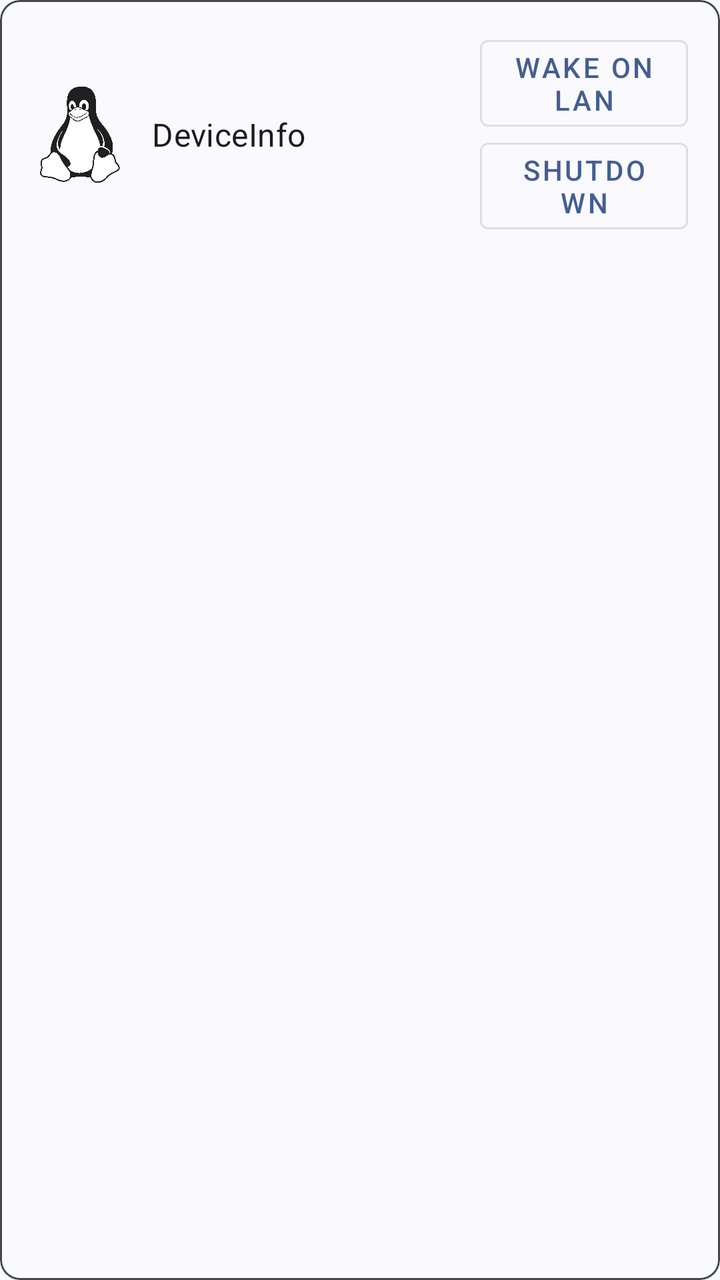
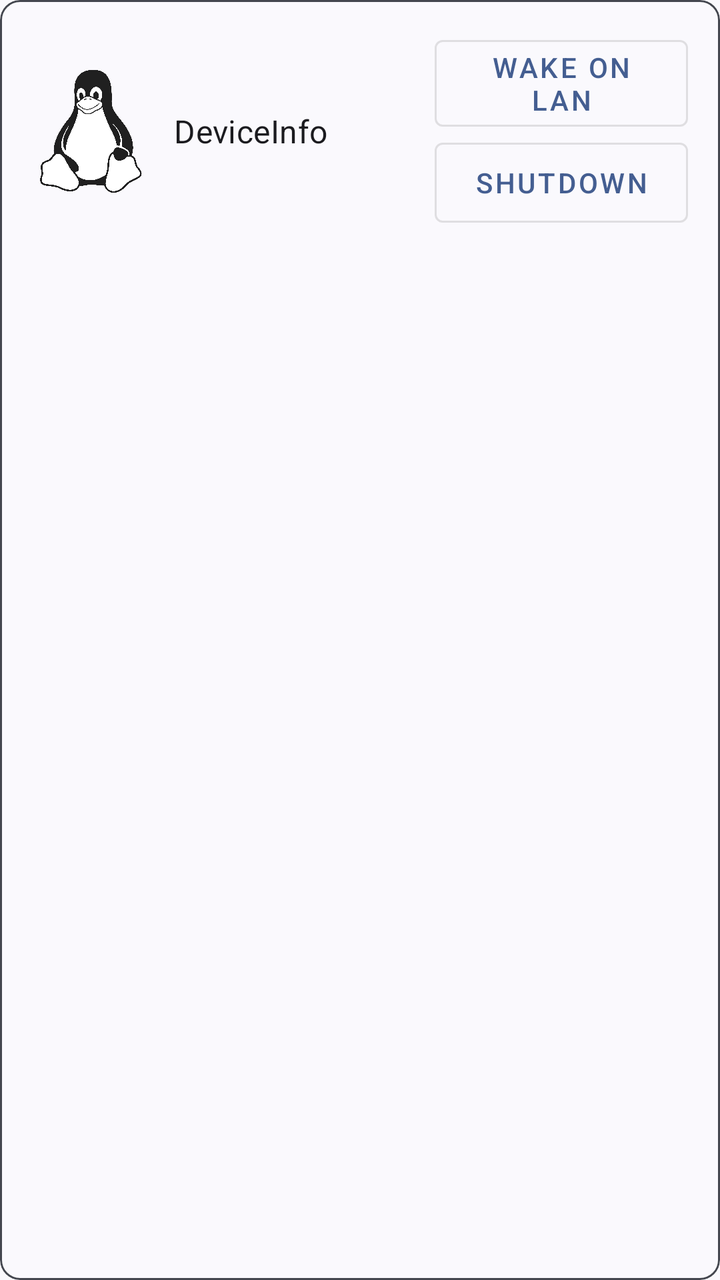

Compare the two renders of this Android layout. The source of the first and the diff that turns it into the second are given below.
<!-- AndroidManifest.xml: application theme Theme.RemoteManager -->
<!-- res/layout/device_item.xml -->
<?xml version="1.0" encoding="utf-8"?>
<com.google.android.material.card.MaterialCardView
    xmlns:android="http://schemas.android.com/apk/res/android"
    xmlns:app="http://schemas.android.com/apk/res-auto"
    android:layout_width="match_parent"
    android:layout_height="wrap_content"
    android:layout_margin="8dp"
    android:padding="12dp"
    android:elevation="2dp"
    app:contentPadding="12dp"
    app:cardCornerRadius="10dp"
    app:strokeWidth="1dp"
    app:strokeColor="?attr/colorOnSurfaceVariant"
    app:cardBackgroundColor="?attr/colorSurface">

    <LinearLayout
        android:layout_width="match_parent"
        android:layout_height="wrap_content"
        android:orientation="horizontal"
        android:gravity="center_vertical">

        <ImageView
            android:id="@+id/logo_image_view"
            android:layout_width="0dp"
            android:layout_height="80dp"
            android:layout_weight="2"
            android:padding="8dp"
            android:src="@drawable/linux"
            android:contentDescription="@null" />

        <TextView
            android:id="@+id/deviceInfoTextView"
            android:layout_width="0dp"
            android:layout_height="wrap_content"
            android:layout_weight="6"
            android:paddingStart="8dp"
            android:paddingEnd="8dp"
            android:text="@string/device_info"
            android:textAppearance="?attr/textAppearanceSubtitle1"
            android:textColor="?attr/colorOnSurface" />

        <LinearLayout
            android:layout_width="0dp"
            android:layout_height="wrap_content"
            android:layout_weight="4"
            android:orientation="vertical"
            android:padding="4dp">

            <com.google.android.material.button.MaterialButton
                android:id="@+id/button1"
                style="@style/Widget.MaterialComponents.Button.OutlinedButton"
                android:layout_width="match_parent"
                android:layout_height="wrap_content"
                android:insetTop="4dp"
                android:insetBottom="4dp"
                android:text="@string/button1" />

            <com.google.android.material.button.MaterialButton
                android:id="@+id/button2"
                style="@style/Widget.MaterialComponents.Button.OutlinedButton"
                android:layout_width="match_parent"
                android:layout_height="wrap_content"
                android:insetTop="4dp"
                android:insetBottom="4dp"
                android:text="@string/button2" />
        </LinearLayout>
    </LinearLayout>
</com.google.android.material.card.MaterialCardView>
<!-- resources referenced by this layout -->
<resources>
  <!-- drawable linux: png bitmap (drawable, 203554 bytes) -->
  <string name="button1">Wake On Lan</string>
  <string name="button2">Shutdown</string>
  <string name="device_info">DeviceInfo</string>
  <style name="Theme.RemoteManager" parent="Theme.Material3.DynamicColors.DayNight.NoActionBar">
          <item name="android:statusBarColor">?attr/colorPrimaryVariant</item>
          <item name="android:windowDrawsSystemBarBackgrounds">true</item>
          <item name="android:windowTranslucentStatus">false</item>
      </style>
</resources>

<!-- the commit's change to res/layout/device_item.xml (unified diff, before → after) -->
@@ -32,7 +32,7 @@
             android:id="@+id/deviceInfoTextView"
             android:layout_width="0dp"
             android:layout_height="wrap_content"
-            android:layout_weight="6"
+            android:layout_weight="4"
             android:paddingStart="8dp"
             android:paddingEnd="8dp"
             android:text="@string/device_info"
